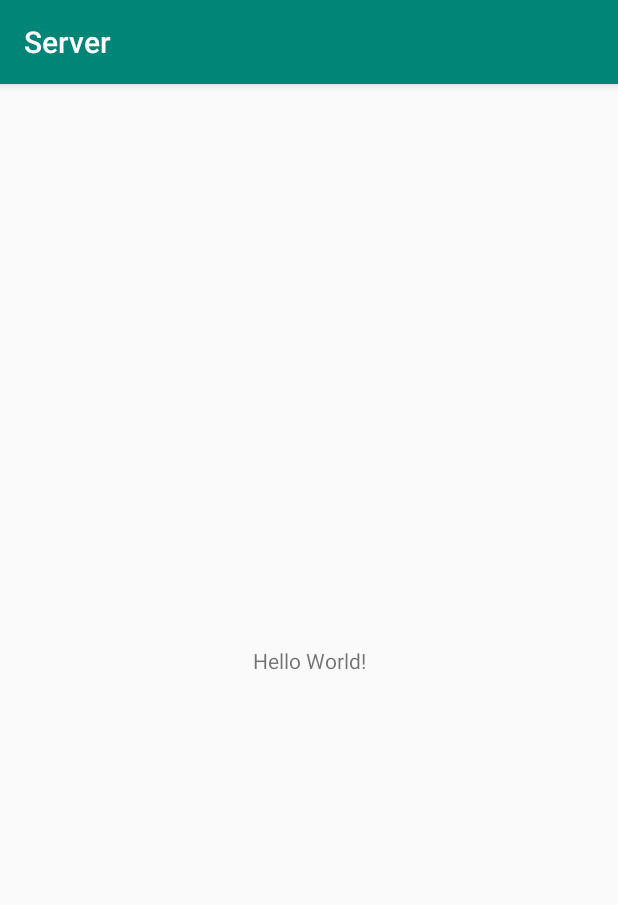
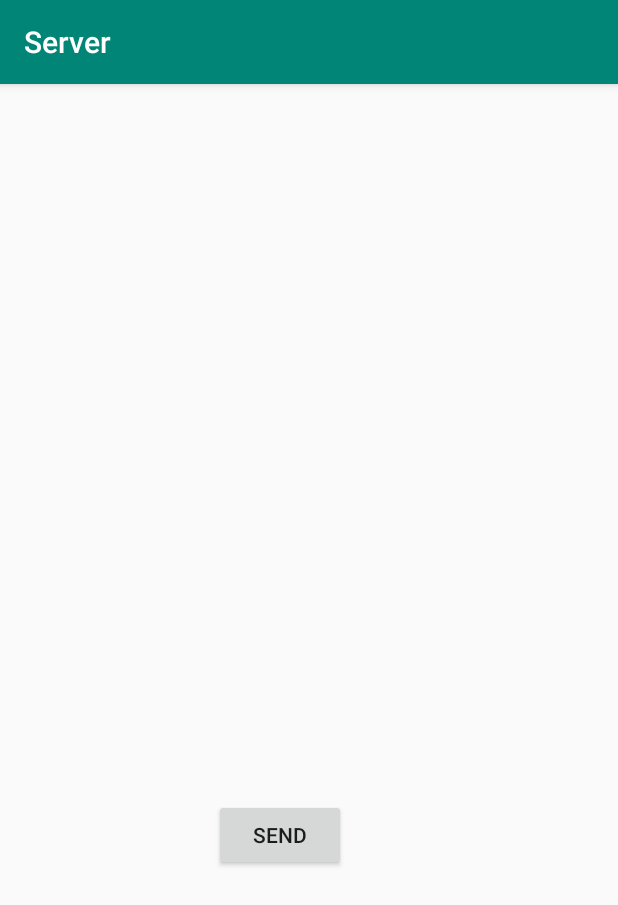
Before and after one commit to Capstone-Projects-2019-Fall/BinBot_OperatorMobileApp, an Android app: the screen it shows after launch (MainActivity), on a phone screen of 412 x 824 dp. Shown: the top 905 px of the screen. Run offline under Robolectric (Android 15) with nearby library versions, the phone set to English and light mode, and no system bars.

Commit message:
Send button and textviewer to send data created

```diff
--- a/ServerDev/app/src/main/res/layout/activity_main.xml
+++ b/ServerDev/app/src/main/res/layout/activity_main.xml
@@ -6,13 +6,25 @@
     android:layout_height="match_parent"
     tools:context=".MainActivity">
 
-    <TextView
+
+    <Button
+        android:id="@+id/send_button"
         android:layout_width="wrap_content"
         android:layout_height="wrap_content"
-        android:text="Hello World!"
+        android:layout_marginEnd="181dp"
+        android:layout_marginBottom="243dp"
+        android:text="SEND"
         app:layout_constraintBottom_toBottomOf="parent"
-        app:layout_constraintLeft_toLeftOf="parent"
-        app:layout_constraintRight_toRightOf="parent"
+        app:layout_constraintEnd_toEndOf="parent" />
+
+    <TextView
+        android:id="@+id/send_data"
+        android:layout_width="398dp"
+        android:layout_height="89dp"
+        android:layout_marginStart="7dp"
+        android:layout_marginTop="160dp"
+        android:layout_marginEnd="7dp"
+        app:layout_constraintEnd_toEndOf="parent"
+        app:layout_constraintStart_toStartOf="parent"
         app:layout_constraintTop_toTopOf="parent" />
-
 </androidx.constraintlayout.widget.ConstraintLayout>
```
